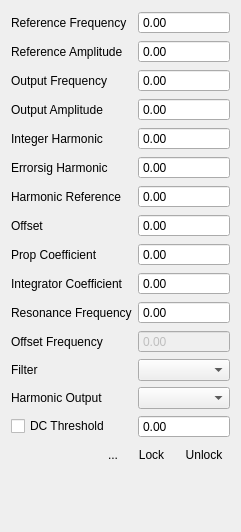
pyIonControl/IonControl, file digitalLock/ui/LockControl.ui: the form before one commit.
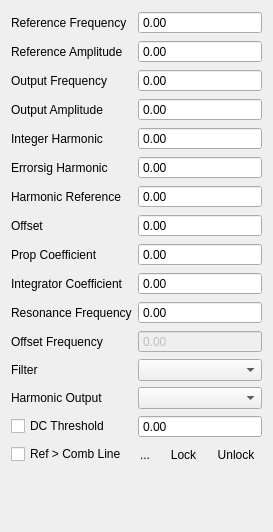
The form after the commit. Icons and pictures are not drawn. Custom widgets are drawn as their Qt base class.

Commit message: Fixed hard-coded flag "refGTcombLine" used in calculating Offset Frequency. Now it can be toggled via a check box in the Digital Lock GUI.

Patch:
```diff
--- a/digitalLock/ui/LockControl.ui
+++ b/digitalLock/ui/LockControl.ui
@@ -111,6 +111,13 @@
    </item>
    <item row="16" column="0" colspan="2">
     <layout class="QHBoxLayout" name="horizontalLayout">
+     <item>
+      <widget class="QCheckBox" name="refGTcombLineBox">
+       <property name="text">
+        <string>Ref &gt; Comb Line</string>
+       </property>
+      </widget>
+     </item>
      <item>
       <spacer name="horizontalSpacer">
        <property name="orientation">
```
The commit also changes 1 other file.
